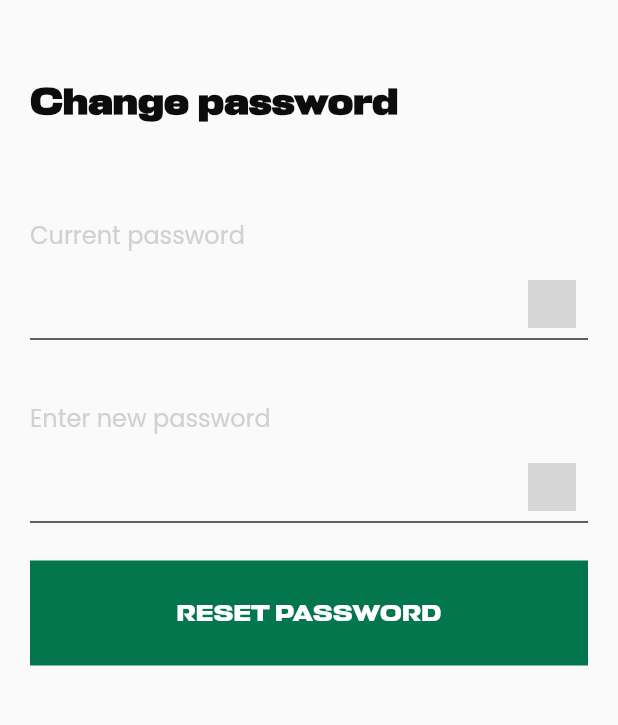
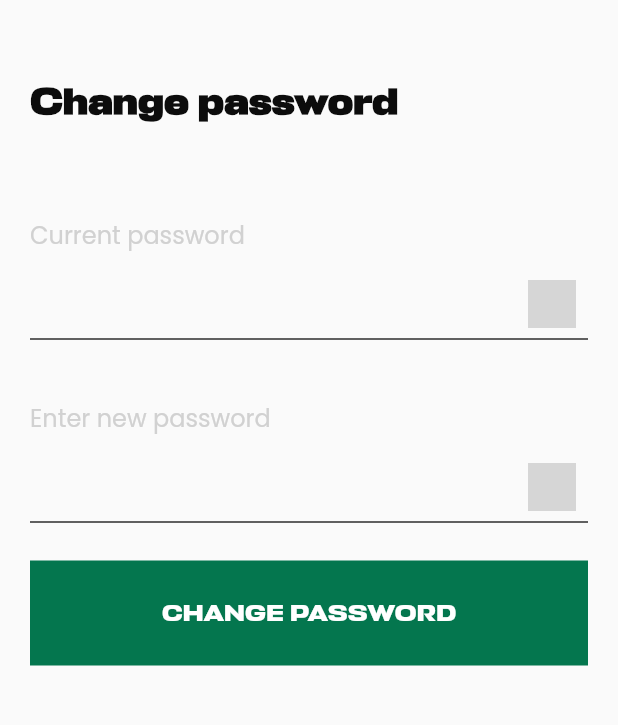
Before and after one commit to hngx-org/Eagles-food-mobile, a Flutter app: the ChangePassword screen opened directly, on a phone screen of 412 x 824 dp, the part 80-805 px from its top. Run offline on Flutter 3.47's test engine with Material 2 defaults, Android fonts, the light colour scheme and no system bars; our stand-ins replace connectivity_plus, flutter_typeahead, fluttertoast, image_picker, pin_code_fields, shared_preferences and 1 more; missing offline and left inert: iconify_flutter; accounts and stored records are empty; grey boxes are pictures that could not be loaded.

Commit message:
adjusted change password and others

```diff
--- a/lib/models/user.dart
+++ b/lib/models/user.dart
@@ -39,7 +39,7 @@ class User {
         currency: data['Currency'],
         currencyCode: data['CurrencyCode'],
         lunchCreditBalance: data['LunchCreditBalance'],
-        profilePic: data['ProfilePic'],
+        profilePic: data['ProfilePic'] == '' ?  "assets/images/team-1.png" : data['ProfilePic'],
         orgName: data['organization_name']
     );
   }
--- a/lib/screens/profile/change_password.dart
+++ b/lib/screens/profile/change_password.dart
@@ -9,8 +9,8 @@ import '../../providers/AuthProvider.dart';
 import '../../utils/toast.dart';
 import '../../utils/utils.dart';
 class ChangePassword extends StatefulWidget {
-  const ChangePassword({super.key});
-
+  const ChangePassword({super.key, this.user});
+  final user;
   @override
   State<ChangePassword> createState() => _ChangePasswordState();
 }
@@ -270,6 +270,7 @@ class _ChangePasswordState extends State<ChangePassword> {
                               onPress: () async {
                                 if (_formKey.currentState!.validate()) {
                                   print(userData);
+                                  userData["email"] = widget.user.email;
                                   Utils.loadingProgress(context);
                                   final response =
                                   await Provider.of<AuthProvider>(context,
@@ -279,7 +280,7 @@ class _ChangePasswordState extends State<ChangePassword> {
                                     Toasts.showToast(Colors.green, 'Password updated successfully');
                                   }}
                               },
-                              buttonText: "Reset password",
+                              buttonText: "Change password",
                               buttonColor: ColorUtils.Green,
                               textColor: ColorUtils.White,
                               isUppercase: true),
```
Also changed, not shown: lib/screens/profile/profile.dart (+26 -18 lines).
